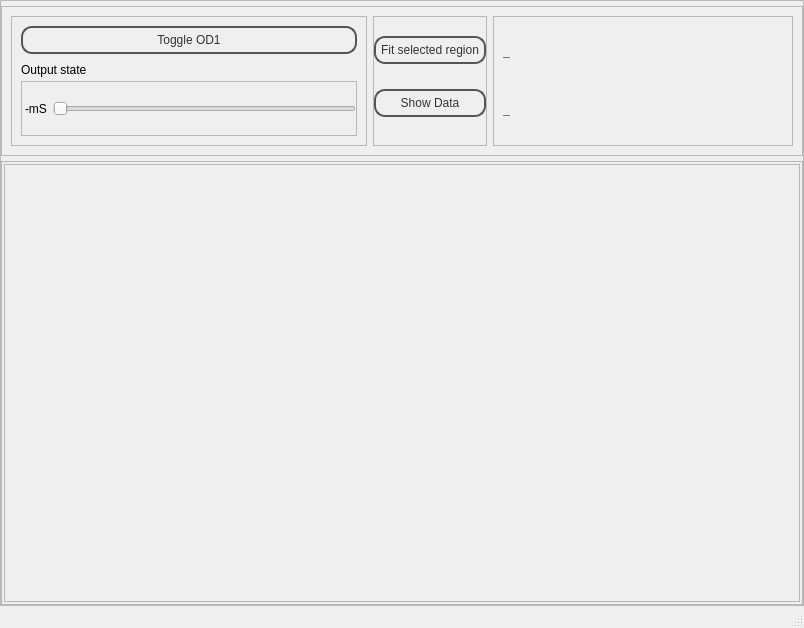
jithinbp/SEELablet, file SEEL/templates/template_transient.ui: the form before one commit.
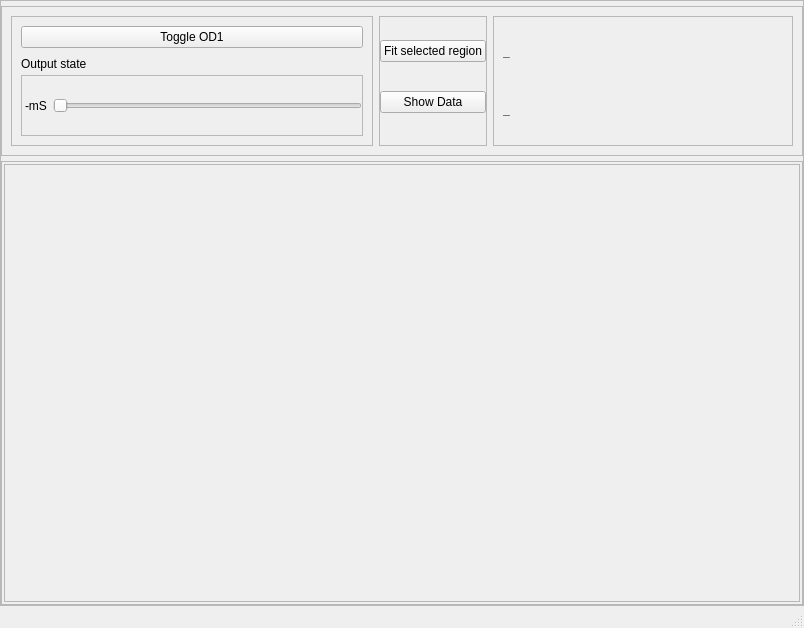
The form after the commit.

Diff of the .ui file:
```diff
--- a/SEEL/templates/template_transient.ui
+++ b/SEEL/templates/template_transient.ui
@@ -13,49 +13,6 @@
   <property name="windowTitle">
    <string>MainWindow</string>
   </property>
-  <property name="styleSheet">
-   <string notr="true">QPushButton {
-color: #333;
-border: 2px solid #555;
-border-radius: 11px;
-padding: 5px;
-background: qradialgradient(cx: 0.3, cy: -0.4,
-fx: 0.3, fy: -0.4,
-radius: 1.35, stop: 0 #fff, stop: 1 #888);
-min-width: 80px;
-}
-
-QPushButton:pressed {
-background: qradialgradient(cx: 0.4, cy: -0.1,
-fx: 0.4, fy: -0.1,
-radius: 1.35, stop: 0 #fff, stop: 1 #ddd);
-}
-
-QFrame.PeripheralCollection{
-border-top-left-radius: 5px;
-border-top-right-radius: 5px;
-border: 1px solid black;
-background: qlineargradient(x1: 0, y1: 0, x2: 0, y2: 1,
-stop: 0 #6af, stop: 0.1 #689);
-}
-QFrame.PeripheralCollection QLabel {
-color: white;
-font-weight: bold;
-}
-
-QFrame.PeripheralCollectionInner {
-background: qlineargradient(x1: 0, y1: 0, x2: 0, y2: 1,
-stop: 0 #abe, stop: 0.7 #aba);
-border: none;
-border-top: 1px solid black;
-}
-
-QFrame.PeripheralCollectionInner QLabel{
-color: black;
-}
-
-</string>
-  </property>
   <widget class="QWidget" name="centralwidget">
    <layout class="QGridLayout" name="gridLayout_3">
     <property name="margin">
```
